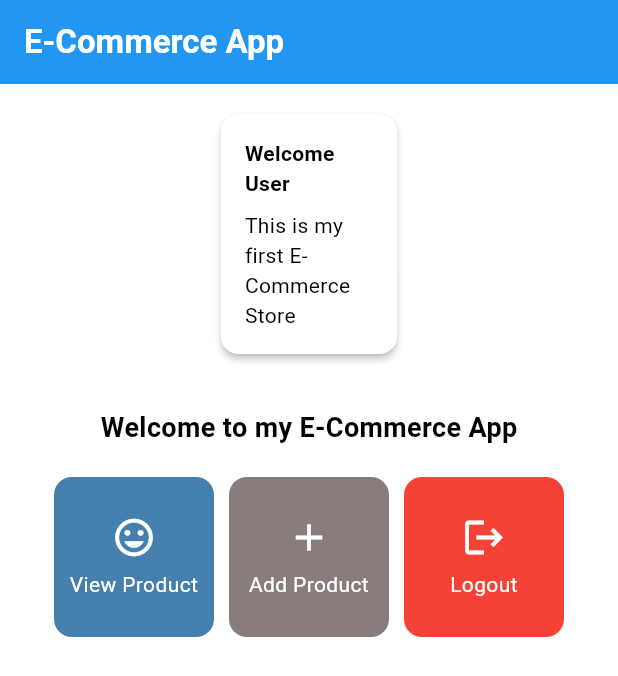
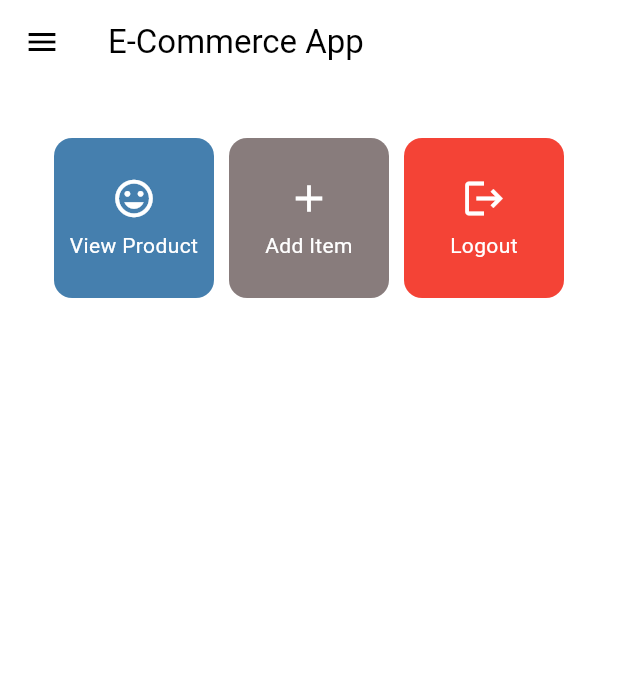
Before and after one commit to sugonamu/e-commerce-app-mobile, a Flutter app: the screen it shows after launch, on a phone screen of 412 x 824 dp. Shown: the top 676 px of the screen. Run offline on Flutter 3.47's test engine with Material 3 defaults, Android fonts, the phone set to English and light mode, and no system bars.

Commit message:
Assignment 8

```diff
--- a/lib/menu.dart
+++ b/lib/menu.dart
@@ -1,11 +1,10 @@
 import 'package:flutter/material.dart';
+import 'add_item_form.dart';
 
 class MyHomePage extends StatelessWidget {
-  final String message1 = 'This is my first E-Commerce Store';
-
   final List<ItemHomepage> items = [
     ItemHomepage("View Product", Icons.mood, const Color.fromARGB(255, 69, 127, 174)),
-    ItemHomepage("Add Product", Icons.add, const Color.fromARGB(255, 136, 124, 124)),
+    ItemHomepage("Add Item", Icons.add, const Color.fromARGB(255, 136, 124, 124)),
     ItemHomepage("Logout", Icons.logout, Colors.red),
   ];
 
@@ -15,40 +14,32 @@ class MyHomePage extends StatelessWidget {
   Widget build(BuildContext context) {
     return Scaffold(
       appBar: AppBar(
-        title: const Text(
-          'E-Commerce App',
-          style: TextStyle(
-            color: Colors.white,
-            fontWeight: FontWeight.bold,
+        title: const Text('E-Commerce App'),
       ),
+      drawer: Drawer(
+        child: ListView(
+          children: [
+            ListTile(
+              title: const Text('Home'),
+              onTap: () {
+                Navigator.pop(context);
+                Navigator.pushReplacement(context, MaterialPageRoute(builder: (context) => MyHomePage()));
+              },
             ),
-        backgroundColor: Theme.of(context).colorScheme.primary,
+            ListTile(
+              title: const Text('Add Item'),
+              onTap: () {
+                Navigator.pop(context);
+                Navigator.push(context, MaterialPageRoute(builder: (context) => const AddItemFormPage()));
+              },
+            ),
+          ],
+        ),
       ),
       body: Padding(
         padding: const EdgeInsets.all(16.0),
         child: Column(
-          crossAxisAlignment: CrossAxisAlignment.center,
           children: [
-            Row(
-              mainAxisAlignment: MainAxisAlignment.spaceEvenly,
-              children: [
-                InfoCard(title: 'Welcome User', content: message1),
-              ],
-            ),
-            const SizedBox(height: 16.0),
-            Center(
-              child: Column(
-                children: [
-                  const Padding(
-                    padding: EdgeInsets.only(top: 16.0),
-                    child: Text(
-                      'Welcome to my E-Commerce App',
-                      style: TextStyle(
-                        fontWeight: FontWeight.bold,
-                        fontSize: 18.0,
-                      ),
-                    ),
-                  ),
             GridView.count(
               primary: true,
               padding: const EdgeInsets.all(20),
@@ -56,12 +47,17 @@ class MyHomePage extends StatelessWidget {
               mainAxisSpacing: 10,
               crossAxisCount: 3,
               shrinkWrap: true,
-                    children: items.map((ItemHomepage item) {
-                      return ItemCard(item);
+              children: items.map((item) {
+                return InfoCard(item, onTap: () {
+                  if (item.name == "Add Item") {
+                    Navigator.push(context, MaterialPageRoute(builder: (context) => const AddItemFormPage()));
+                  } else {
+                    ScaffoldMessenger.of(context).showSnackBar(
+                      SnackBar(content: Text("You have pressed the ${item.name} button!")),
+                    );
+                  }
+                });
               }).toList(),
-                  ),
-                ],
-              ),
             ),
           ],
         ),
@@ -70,33 +66,46 @@ class MyHomePage extends StatelessWidget {
   }
 }
 
+
 class InfoCard extends StatelessWidget {
-  final String title;
-  final String content;
+  final ItemHomepage item;
+  final VoidCallback onTap;
 
-  const InfoCard({super.key, required this.title, required this.content});
+  const InfoCard(this.item, {required this.onTap, Key? key}) : super(key: key);
 
   @override
   Widget build(BuildContext context) {
-    return Card(
-      elevation: 2.0,
+    return Material(
+      color: item.color,
+      borderRadius: BorderRadius.circular(12),
+      child: InkWell(
+        onTap: onTap,
         child: Container(
-        width: MediaQuery.of(context).size.width / 3.5,
-        padding: const EdgeInsets.all(16.0),
+          padding: const EdgeInsets.all(8),
+          child: Center(
             child: Column(
+              mainAxisAlignment: MainAxisAlignment.center,
               children: [
+                Icon(
+                  item.icon,
+                  color: Colors.white,
+                  size: 30.0,
+                ),
+                const Padding(padding: EdgeInsets.all(3)),
                 Text(
-              title,
-              style: const TextStyle(fontWeight: FontWeight.bold),
+                  item.name,
+                  textAlign: TextAlign.center,
+                  style: const TextStyle(color: Colors.white),
                 ),
-            const SizedBox(height: 8.0),
-            Text(content),
               ],
+            ),
+          ),
         ),
       ),
     );
   }
 }
+
 
 class ItemHomepage {
   final String name;
```
Also changed, not shown: lib/add_item_form.dart (added, +93 -0 lines). Lines whose indentation alone changed are shown as unchanged.
